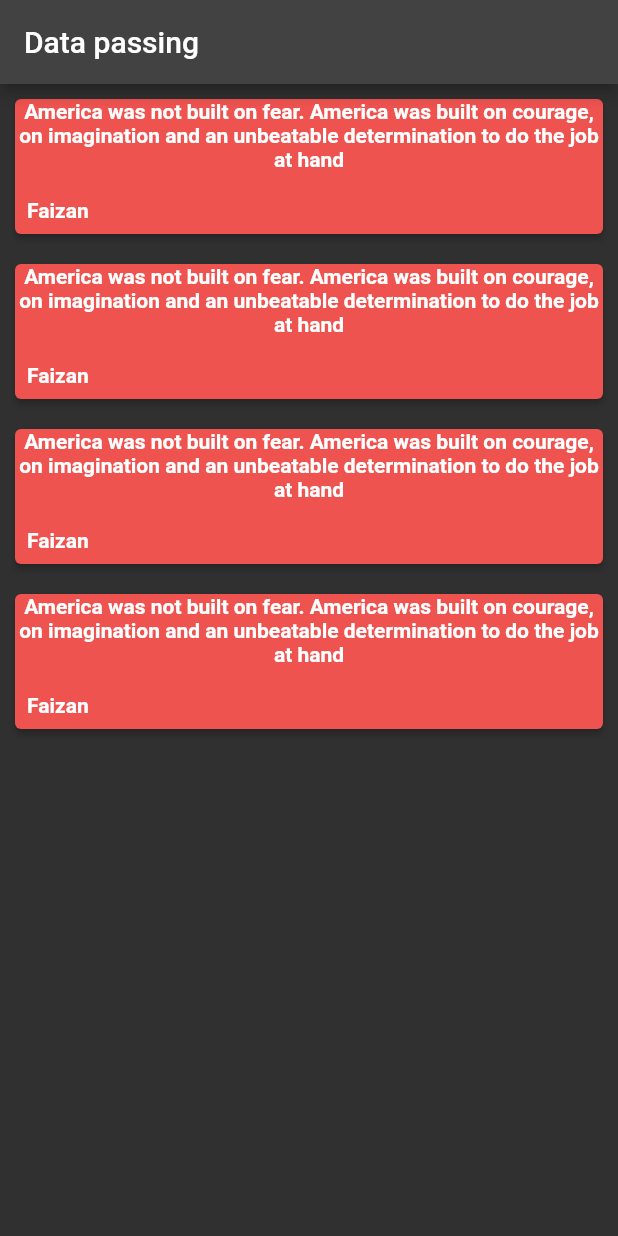
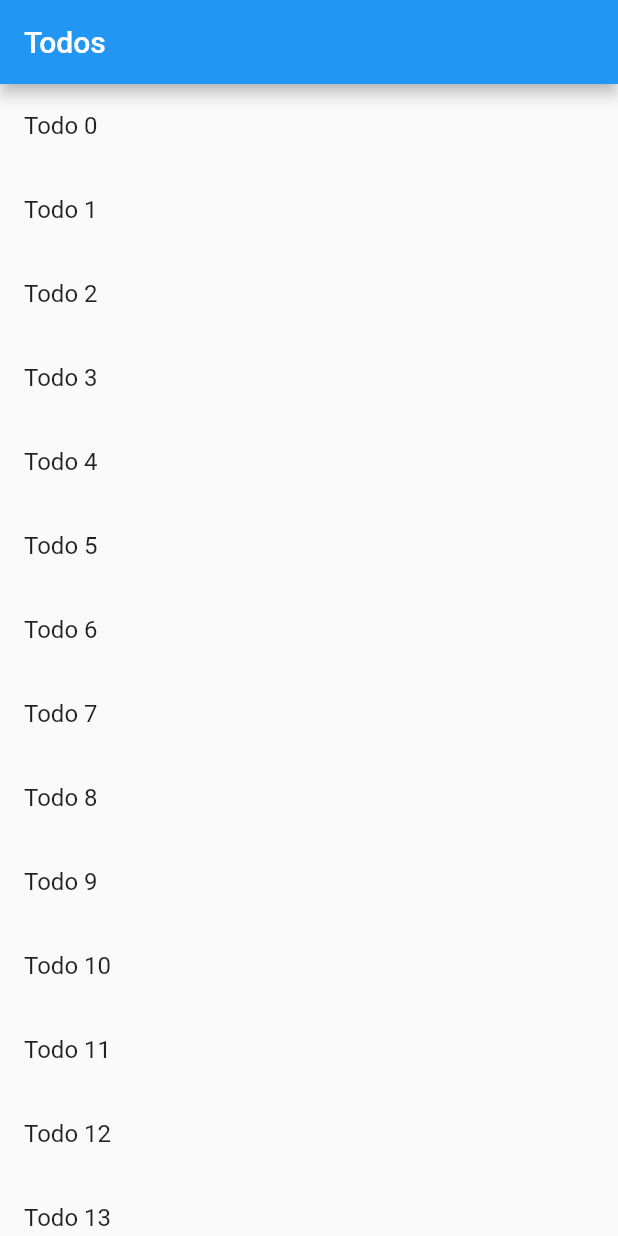
Before and after one commit to dev-faizan1/Send-data-Screen1-to-Screen2, a Flutter app: the screen it shows after launch, on a phone screen of 412 x 824 dp. Run offline on Flutter 3.47's test engine with Material 2 defaults, Android fonts, the phone set to English and light mode, and no system bars.

Commit message:
flutter cookbook data

```diff
--- /dev/null
+++ b/lib/details_screen.dart
@@ -0,0 +1,25 @@
+
+import 'package:data_passing/todo.dart';
+import 'package:flutter/material.dart';
+
+class DetailScreen extends StatelessWidget {
+  // In the constructor, require a Todo.
+   const DetailScreen({Key? key,  required this.todo}) : super(key: key);
+
+  // Declare a field that holds the Todo.
+  final Todo todo;
+
+  @override
+  Widget build(BuildContext context) {
+    // Use the Todo to create the UI.
+    return Scaffold(
+      appBar: AppBar(
+        title: Text(todo.title),
+      ),
+      body: Padding(
+        padding: const EdgeInsets.all(16.0),
+        child: Text(todo.description),
+      ),
+    );
+  }
+}
--- a/lib/home_page.dart
+++ /dev/null
@@ -1,79 +0,0 @@
-import 'package:flutter/material.dart';
-import 'quotes.dart';
-
-class HomePage extends StatefulWidget {
-  const HomePage({Key? key}) : super(key: key);
-
-  @override
-  State<HomePage> createState() => _HomePageState();
-}
-
-class _HomePageState extends State<HomePage> {
-  List<Quotes> quotes = [
-    Quotes(
-        quote:
-            'America was not built on fear. America was built on courage, on imagination and an unbeatable determination to do the job at hand',
-        author: 'Faizan'),
-    Quotes(
-        quote:
-            'America was not built on fear. America was built on courage, on imagination and an unbeatable determination to do the job at hand',
-        author: 'Faizan'),
-    Quotes(
-        quote:
-            'America was not built on fear. America was built on courage, on imagination and an unbeatable determination to do the job at hand',
-        author: 'Faizan'),
-    Quotes(
-        quote:
-            'America was not built on fear. America was built on courage, on imagination and an unbeatable determination to do the job at hand',
-        author: 'Faizan'),
-  ];
-  @override
-  Widget build(BuildContext context) {
-    return Scaffold(
-      appBar: AppBar(title: const Text('Data passing')),
-      body: Column(
-        children: quotes
-            .map(
-              (q) => QuoteCard(
-                q: Quotes(author: q.author,quote: q.quote),
-              ),
-            )
-            .toList(),
-      ),
-    );
-  }
-}
-
-class QuoteCard extends StatelessWidget {
-  final Quotes? q;
- const QuoteCard({Key? key, this.q}) : super(key: key);
-
-  @override
-  Widget build(BuildContext context) {
-    return Card(
-        margin: const EdgeInsets.all(10.0),
-        elevation: 2.0,
-        color: Colors.red.shade400,
-        child: Column(
-          crossAxisAlignment: CrossAxisAlignment.stretch,
-          children: [
-            Text(
-              '${q?.quote}',
-              textAlign: TextAlign.center,
-              style: const TextStyle(fontWeight: FontWeight.bold),
-            ),
-            const SizedBox(
-              height: 10,
-            ),
-            Padding(
-              padding: const EdgeInsets.all(8.0),
-              child: Text(
-                '${q?.author}',
-                textAlign: TextAlign.left,
-                style: TextStyle(fontWeight: FontWeight.bold),
-              ),
-            ),
-          ],
-        ));
-  }
-}
--- a/lib/main.dart
+++ b/lib/main.dart
@@ -1,15 +1,21 @@
-
+import 'package:data_passing/todo.dart';
+import 'package:data_passing/todo_screen.dart';
 import 'package:flutter/material.dart';
 
-import 'home_page.dart';
 
 void main() {
   runApp(
     MaterialApp(
-      title: 'Learning value passing',
-      theme: ThemeData.dark(),
-      color: Colors.amberAccent.shade400,
-      home: HomePage(),
+      title: 'Passing Data',
+      home: TodosScreen(
+        todos: List.generate(
+          20,
+          (i) =>  Todo(
+           title: 'Todo $i',
+           description: 'Description of $i',
+          ),
+        ),
+      ),
     ),
   );
 }
--- a/lib/quotes.dart
+++ /dev/null
@@ -1,7 +0,0 @@
-class Quotes {
-  String? quote;
-  String? author;
-
-  //Constructor takes values in when we instatiate Class
-  Quotes({this.author, this.quote});
-}
--- /dev/null
+++ b/lib/todo.dart
@@ -0,0 +1,6 @@
+class Todo {
+  final String title;
+  final String description;
+
+  const Todo({required this.title,required this.description});
+}
--- /dev/null
+++ b/lib/todo_screen.dart
@@ -0,0 +1,38 @@
+import 'package:data_passing/details_screen.dart';
+import 'package:data_passing/todo.dart';
+import 'package:flutter/material.dart';
+
+
+class TodosScreen extends StatelessWidget {
+   const TodosScreen({Key? key,   this.todos}) : super(key: key);
+
+  final List<Todo>? todos;
+
+  @override
+  Widget build(BuildContext context) {
+    return Scaffold(
+      appBar: AppBar(
+        title: const Text('Todos'),
+      ),
+      body: ListView.builder(
+        itemCount: todos?.length,
+        itemBuilder: (context, index) {
+          return ListTile(
+            title: Text(todos![index].title),
+            // When a user taps the ListTile, navigate to the DetailScreen.
+            // Notice that you're not only creating a DetailScreen, you're
+            // also passing the current todo through to it.
+            onTap: () {
+              Navigator.push(
+                context,
+                MaterialPageRoute(
+                  builder: (context) => DetailScreen(todo: todos![index]),
+                ),
+              );
+            },
+          );
+        },
+      ),
+    );
+  }
+}
```
